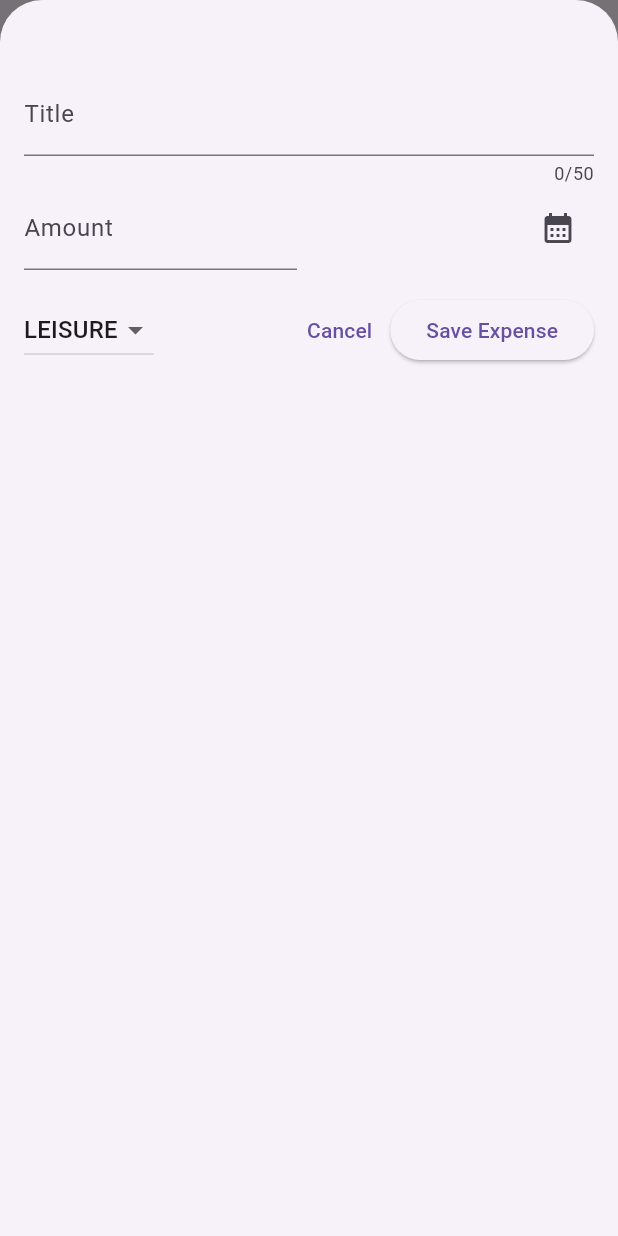
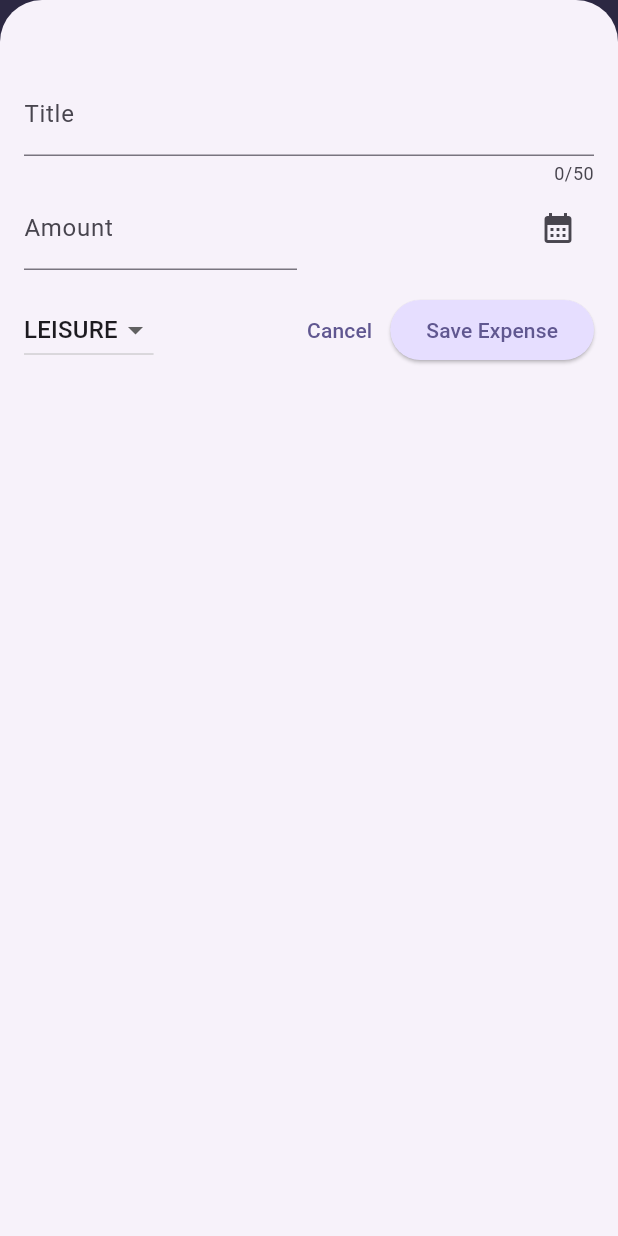
Before and after one commit to fordf/expense-tracker, a Flutter app: the screen it shows after launch, after a tap on the "add" icon, on a phone screen of 412 x 824 dp. Run offline on Flutter 3.47's test engine with Material 3 defaults, Android fonts, the phone set to English and light mode, and no system bars; statements that could not run were skipped.

Commit message:
create and use MaterialApp theme; create ExpenseBucket model for use in charting expenses

```diff
--- a/lib/main.dart
+++ b/lib/main.dart
@@ -2,10 +2,76 @@ import 'package:flutter/material.dart';
 
 import 'package:expense_tracker/widgets/expenses.dart';
 
+var kColorScheme = ColorScheme.fromSeed(
+  seedColor: const Color.fromARGB(255, 77, 13, 225),
+);
+
+var kDarkColorScheme = ColorScheme.fromSeed(
+  brightness: Brightness.dark,
+  seedColor: const Color.fromARGB(255, 52, 0, 166),
+);
+
 void main() {
   runApp(
-    const MaterialApp(
-      home: Expenses(),
+    MaterialApp(
+      darkTheme: ThemeData.dark().copyWith(
+        colorScheme: kDarkColorScheme,
+        // appBarTheme: const AppBarTheme().copyWith(
+        //   backgroundColor: kDarkColorScheme.onPrimaryContainer,
+        //   foregroundColor: kDarkColorScheme.primaryContainer,
+        // ),
+        cardTheme: const CardTheme().copyWith(
+          color: kDarkColorScheme.secondaryContainer,
+          margin: const EdgeInsets.symmetric(
+            horizontal: 16,
+            vertical: 8,
+          ),
+        ),
+        elevatedButtonTheme: ElevatedButtonThemeData(
+          style: ElevatedButton.styleFrom(
+            backgroundColor: kDarkColorScheme.primaryContainer,
+            foregroundColor: kDarkColorScheme.onPrimaryContainer,
+          ),
+        ),
+        textTheme: ThemeData().textTheme.copyWith(
+          titleLarge: TextStyle(
+            fontWeight: FontWeight.bold,
+            color: kDarkColorScheme.primary,
+            fontSize: 16,
+          ),
+          bodyMedium: TextStyle(
+            color: kDarkColorScheme.onTertiaryContainer,
+          )
+        ),
+      ),
+      theme: ThemeData().copyWith(
+        colorScheme: kColorScheme,
+        appBarTheme: const AppBarTheme().copyWith(
+          backgroundColor: kColorScheme.primary,
+          foregroundColor: kColorScheme.primaryContainer,
+        ),
+        cardTheme: const CardTheme().copyWith(
+          color: kColorScheme.secondaryContainer,
+          margin: const EdgeInsets.symmetric(
+            horizontal: 16,
+            vertical: 8,
+          ),
+        ),
+        elevatedButtonTheme: ElevatedButtonThemeData(
+          style: ElevatedButton.styleFrom(
+            backgroundColor: kColorScheme.primaryContainer,
+          ),
+        ),
+        textTheme: ThemeData().textTheme.copyWith(
+          titleLarge: TextStyle(
+            fontWeight: FontWeight.bold,
+            color: kColorScheme.onSecondaryContainer,
+            fontSize: 16,
+          ),
+        ),
+      ),
+      themeMode: ThemeMode.system,
+      home: const Expenses(),
     ),
   );
 }
--- a/lib/models/expense.dart
+++ b/lib/models/expense.dart
@@ -38,3 +38,25 @@ class Expense {
     return dateFormatter.format(date);
   }
 }
+
+class ExpenseBucket {
+  ExpenseBucket({required this.category, required this.expenses});
+
+  ExpenseBucket.forCategory(List<Expense> allExpenses, this.category)
+      : expenses = allExpenses
+            .where(
+              (element) => element.category == category,
+            )
+            .toList();
+
+  final Category category;
+  final List<Expense> expenses;
+
+  double get totalExpenses {
+    double sum = 0;
+    for (final expense in expenses) {
+      sum += expense.amount;
+    }
+    return sum;
+  }
+}
--- /dev/null
+++ b/lib/widgets/chart/chart.dart
@@ -0,0 +1 @@
+import 'package:flutter/material.dart';
--- /dev/null
+++ b/lib/widgets/chart/chart_bar.dart
@@ -0,0 +1 @@
+import 'package:flutter/material.dart';
--- a/lib/widgets/expenses.dart
+++ b/lib/widgets/expenses.dart
@@ -1,9 +1,8 @@
-import 'dart:math';
+import 'package:flutter/material.dart';
 
 import 'package:expense_tracker/widgets/expenses_list/expenses_list.dart';
 import 'package:expense_tracker/widgets/new_expense.dart';
-import 'package:flutter/material.dart';
-
+import 'package:expense_tracker/widgets/chart/chart.dart';
 import 'package:expense_tracker/models/expense.dart';
 
 class Expenses extends StatefulWidget {
@@ -42,12 +41,13 @@ class _ExpensesState extends State<Expenses> {
     setState(() {
       _expenses.remove(expense);
     });
+    ScaffoldMessenger.of(context).clearSnackBars();
     ScaffoldMessenger.of(context).showSnackBar(
       SnackBar(
         content: Text('${expense.title} removed'),
         duration: const Duration(seconds: 3),
         action: SnackBarAction(
-          label: 'undo',
+          label: 'Undo',
           onPressed: () {
             setState(() {
               _expenses.insert(index, expense);
@@ -80,7 +80,7 @@ class _ExpensesState extends State<Expenses> {
       ),
       body: Column(
         children: [
-          const Text('chart'),
+          Chart(expenses: _expenses),
           Expanded(
             child: _expenses.isEmpty
                 ? const Center(
--- a/lib/widgets/expenses_list/expense_item.dart
+++ b/lib/widgets/expenses_list/expense_item.dart
@@ -15,19 +15,28 @@ class ExpenseItem extends StatelessWidget {
           vertical: 16,
         ),
         child: Column(
+          crossAxisAlignment: CrossAxisAlignment.start ,
           children: [
-            Text(expense.title),
+            Text(
+              expense.title,
+              style: Theme.of(context).textTheme.titleLarge,
+            ),
             const SizedBox(
               height: 4,
             ),
             Row(
               children: [
-                Text('\$${expense.amount.toStringAsFixed(2)}'),
+                Text(
+                  '\$${expense.amount.toStringAsFixed(2)}',
+                  style: Theme.of(context).textTheme.bodyMedium,
+                ),
                 const Spacer(),
                 Row(
                   children: [
                     Icon(categoryIcons[expense.category]),
-                    const SizedBox(width: 8,),
+                    const SizedBox(
+                      width: 8,
+                    ),
                     Text(expense.formattedDate),
                   ],
                 )
--- a/lib/widgets/expenses_list/expenses_list.dart
+++ b/lib/widgets/expenses_list/expenses_list.dart
@@ -19,6 +19,12 @@ class ExpensesList extends StatelessWidget {
       itemCount: expenses.length,
       itemBuilder: (ctx, i) => Dismissible(
         key: ValueKey(expenses[i]),
+        background: Container(
+          color: Theme.of(context).colorScheme.error,
+          margin: EdgeInsets.symmetric(
+            horizontal: Theme.of(context).cardTheme.margin!.horizontal,
+          ),
+        ),
         onDismissed: (d) {
           onRemoveExpense(expenses[i]);
         },
```
